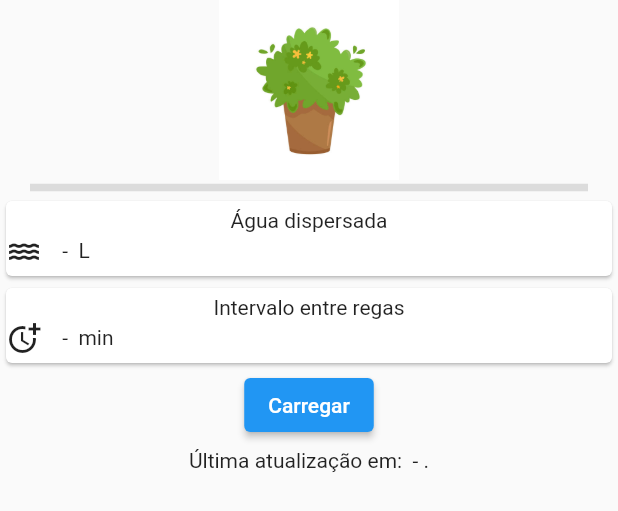
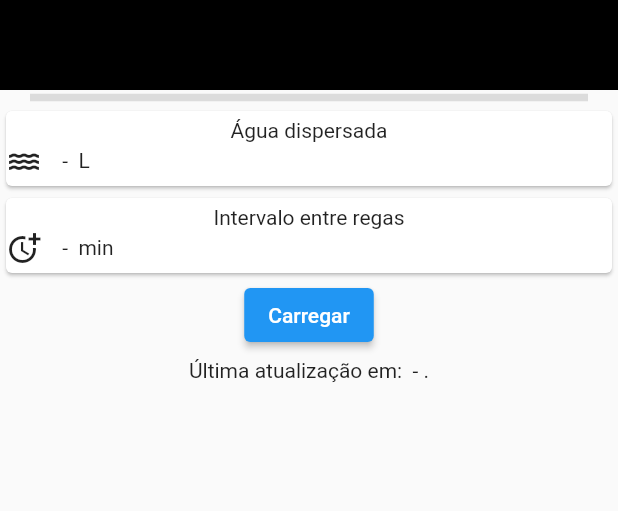
Before and after one commit to ipojucaturianos/dev-iot-mobile-ec4, a Flutter app: the Calculate widget shown alone on an empty page, opened directly, on a phone screen of 412 x 824 dp. Shown: the top 511 px of the screen. Run offline on Flutter 3.47's test engine with Material 2 defaults, Android fonts, the phone set to English and light mode, and no system bars; network calls fail.

```diff
--- a/lib/calculate.dart
+++ b/lib/calculate.dart
@@ -19,6 +19,7 @@ class _MyHomePageState extends State<Calculate> {
   var lastDate = new DateTime.now();
   var afterDate = new DateTime.now();
   var interval = ' - ';
+  var _status = false;
 
   @override
   Widget build(BuildContext context) {
@@ -27,7 +28,24 @@ class _MyHomePageState extends State<Calculate> {
         child: Column(
           mainAxisAlignment: MainAxisAlignment.center,
           children: <Widget>[
-            Image.asset('images/planta.jpg', height: 120),
+            AnimatedContainer(
+              duration: Duration(seconds: 1),
+              color: _status ? Colors.black26 : Colors.black,
+              padding: EdgeInsets.only(bottom: _status ? 60 : 0, top: 20),
+              alignment: _status ? Alignment.bottomCenter : Alignment.topCenter,
+              child: AnimatedOpacity(
+                duration: Duration(seconds: 1),
+                opacity: _status ? 1 : 0 ,
+                child: Container(
+                  height: 40,
+                  child: Icon(
+                    Icons.wb_incandescent,
+                    size: 50,
+                    color: Colors.white,
+                  ),
+                ),
+              ),
+            ),
             const Divider(
               height: 10,
               thickness: 5,
@@ -76,6 +94,7 @@ class _MyHomePageState extends State<Calculate> {
                 onPressed: () => {
                   setState(() {
                     loaded = true;
+                    _status = !_status;
                   }),
                   getChannel(token).then((response) => {
                     if (response.statusCode == 200) {
```
Also changed, not shown: lib/description.dart (+3 -7 lines), lib/main.dart (+11 -4 lines).
